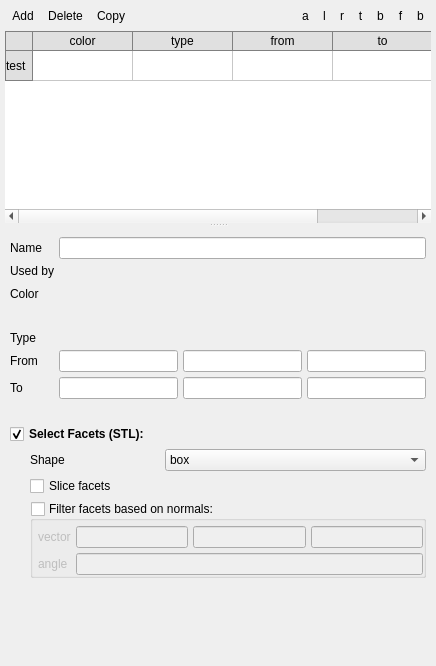
Before: the Qt Designer form mfixgui/uifiles/regions.ui in truongd8593/mfix, drawn with Qt 5.
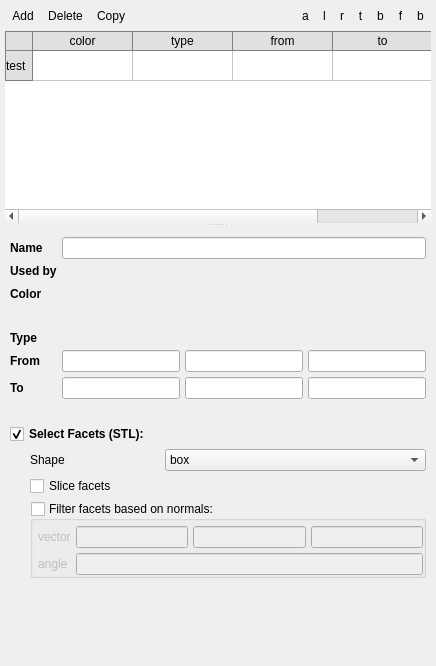
After: the same form once the commit is applied. Custom widgets are drawn as their Qt base class.

Commit message: boldface some labels

```diff
--- a/mfixgui/uifiles/regions.ui
+++ b/mfixgui/uifiles/regions.ui
@@ -342,6 +342,12 @@
               <verstretch>0</verstretch>
              </sizepolicy>
             </property>
+            <property name="font">
+             <font>
+              <weight>75</weight>
+              <bold>true</bold>
+             </font>
+            </property>
             <property name="text">
              <string>Name</string>
             </property>
@@ -355,6 +361,12 @@
               <verstretch>0</verstretch>
              </sizepolicy>
             </property>
+            <property name="font">
+             <font>
+              <weight>75</weight>
+              <bold>true</bold>
+             </font>
+            </property>
             <property name="text">
              <string>Type</string>
             </property>
@@ -401,6 +413,12 @@
               <verstretch>0</verstretch>
              </sizepolicy>
             </property>
+            <property name="font">
+             <font>
+              <weight>75</weight>
+              <bold>true</bold>
+             </font>
+            </property>
             <property name="text">
              <string>To</string>
             </property>
@@ -414,6 +432,12 @@
               <verstretch>0</verstretch>
              </sizepolicy>
             </property>
+            <property name="font">
+             <font>
+              <weight>75</weight>
+              <bold>true</bold>
+             </font>
+            </property>
             <property name="text">
              <string>Color</string>
             </property>
@@ -430,6 +454,12 @@
           </item>
           <item row="1" column="0">
            <widget class="QLabel" name="label_5">
+            <property name="font">
+             <font>
+              <weight>75</weight>
+              <bold>true</bold>
+             </font>
+            </property>
             <property name="text">
              <string>Used by</string>
             </property>
@@ -596,6 +626,12 @@
               <verstretch>0</verstretch>
              </sizepolicy>
             </property>
+            <property name="font">
+             <font>
+              <weight>75</weight>
+              <bold>true</bold>
+             </font>
+            </property>
             <property name="text">
              <string>From</string>
             </property>
```
Left out of the diff: 33 changed lines with no effect on the pictures.
